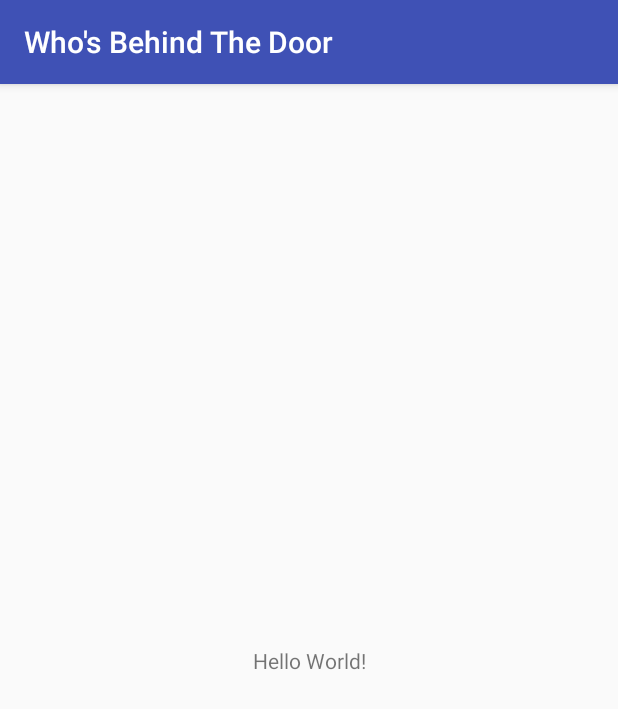
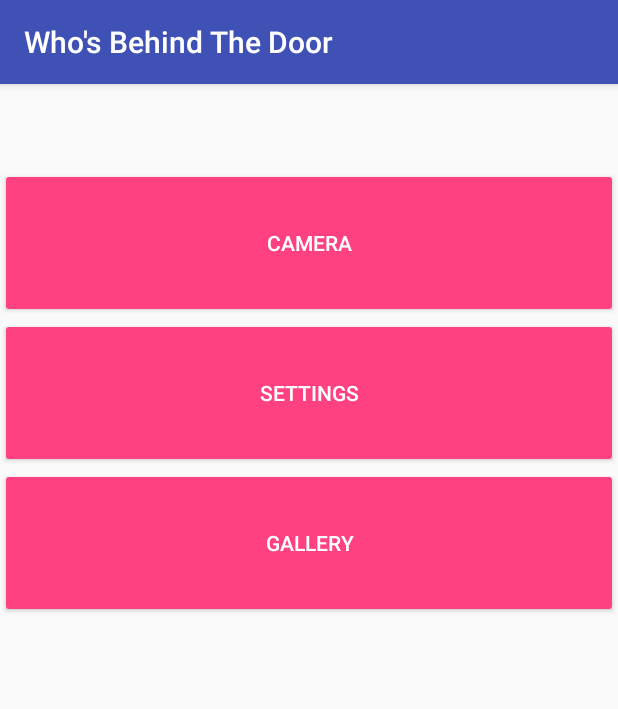
Before and after one commit to blazlew/WhosBehindTheDoor, an Android app: the screen it shows after launch (MainActivity), on a phone screen of 412 x 824 dp. Shown: the top 709 px of the screen. Run offline under Robolectric (Android 15) with nearby library versions, the phone set to English and light mode, and no system bars.

Commit message:
Activities added, basic button action added

```diff
--- a/app/build.gradle
+++ b/app/build.gradle
@@ -25,7 +25,7 @@ android {
 
 dependencies {
     implementation fileTree(dir: 'libs', include: ['*.jar'])
-    implementation"org.jetbrains.kotlin:kotlin-stdlib-jre7:$kotlin_version"
+    implementation "org.jetbrains.kotlin:kotlin-stdlib-jre7:$kotlin_version"
     implementation 'com.android.support:appcompat-v7:26.0.1'
     implementation 'com.android.support.constraint:constraint-layout:1.0.2'
     testImplementation 'junit:junit:4.12'
--- a/app/src/main/AndroidManifest.xml
+++ b/app/src/main/AndroidManifest.xml
@@ -16,6 +16,9 @@
                 <category android:name="android.intent.category.LAUNCHER" />
             </intent-filter>
         </activity>
+        <activity android:name=".SettingsActivity" />
+        <activity android:name=".GalleryActivity" />
+        <activity android:name=".CameraActivity"></activity>
     </application>
 
 </manifest>
--- a/app/src/main/java/com/incognitodevs/wibtd/MainActivity.kt
+++ b/app/src/main/java/com/incognitodevs/wibtd/MainActivity.kt
@@ -1,12 +1,30 @@
 package com.incognitodevs.wibtd
 
+import android.content.Intent
 import android.support.v7.app.AppCompatActivity
 import android.os.Bundle
+import kotlinx.android.synthetic.main.activity_main.*
 
 class MainActivity : AppCompatActivity() {
 
     override fun onCreate(savedInstanceState: Bundle?) {
         super.onCreate(savedInstanceState)
         setContentView(R.layout.activity_main)
+
+        cameraButton.setOnClickListener {
+            val intent = Intent(this, CameraActivity::class.java)
+            startActivity(intent)
+        }
+
+        settingsButton.setOnClickListener {
+            val intent = Intent(this, SettingsActivity::class.java)
+            startActivity(intent)
+        }
+
+        galleryButton.setOnClickListener {
+            val intent = Intent(this, GalleryActivity::class.java)
+            startActivity(intent)
+        }
+
     }
 }
--- a/app/src/main/res/layout/activity_main.xml
+++ b/app/src/main/res/layout/activity_main.xml
@@ -1,18 +1,33 @@
 <?xml version="1.0" encoding="utf-8"?>
-<android.support.constraint.ConstraintLayout xmlns:android="http://schemas.android.com/apk/res/android"
-    xmlns:app="http://schemas.android.com/apk/res-auto"
-    xmlns:tools="http://schemas.android.com/tools"
-    android:layout_width="match_parent"
+<LinearLayout android:layout_width="match_parent"
     android:layout_height="match_parent"
-    tools:context="com.incognitodevs.wibtd.MainActivity">
+    android:orientation="vertical"
+    android:layout_marginTop="?android:attr/actionBarSize"
+    android:layout_marginBottom="?android:attr/actionBarSize"
+    xmlns:android="http://schemas.android.com/apk/res/android">
 
-    <TextView
-        android:layout_width="wrap_content"
+
+    <Button
+        android:id="@+id/cameraButton"
+        style="@style/Widget.AppCompat.Button.Colored"
+        android:layout_width="match_parent"
         android:layout_height="wrap_content"
-        android:text="Hello World!"
-        app:layout_constraintBottom_toBottomOf="parent"
-        app:layout_constraintLeft_toLeftOf="parent"
-        app:layout_constraintRight_toRightOf="parent"
-        app:layout_constraintTop_toTopOf="parent" />
+        android:text="@string/camera"
+        android:height="100dp"/>
 
-</android.support.constraint.ConstraintLayout>
+    <Button
+        android:id="@+id/settingsButton"
+        style="@style/Widget.AppCompat.Button.Colored"
+        android:layout_width="match_parent"
+        android:layout_height="wrap_content"
+        android:text="@string/settings"
+        android:height="100dp"/>
+
+    <Button
+        android:id="@+id/galleryButton"
+        style="@style/Widget.AppCompat.Button.Colored"
+        android:layout_width="match_parent"
+        android:layout_height="wrap_content"
+        android:text="@string/gallery"
+        android:height="100dp"/>
+</LinearLayout>
--- a/app/src/main/res/values/strings.xml
+++ b/app/src/main/res/values/strings.xml
@@ -1,3 +1,6 @@
 <resources>
     <string name="app_name">Who\'s Behind The Door</string>
+    <string name="settings">Settings</string>
+    <string name="gallery">Gallery</string>
+    <string name="camera">Camera</string>
 </resources>
```
Also changed, not shown: app/src/main/java/com/incognitodevs/wibtd/CameraActivity.kt (added, +12 -0 lines), app/src/main/java/com/incognitodevs/wibtd/GalleryActivity.kt (added, +12 -0 lines), app/src/main/java/com/incognitodevs/wibtd/SettingsActivity.kt (added, +12 -0 lines), app/src/main/res/layout/activity_camera.xml (added, +9 -0 lines), app/src/main/res/layout/activity_gallery.xml (added, +9 -0 lines), app/src/main/res/layout/activity_settings.xml (added, +9 -0 lines).
